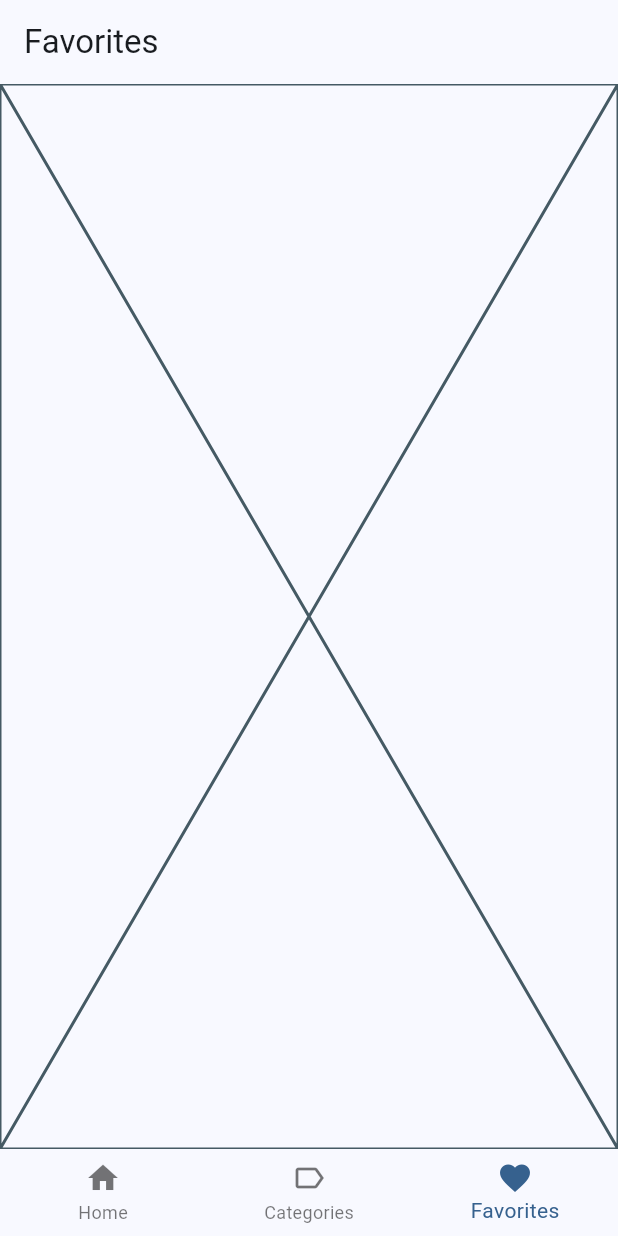
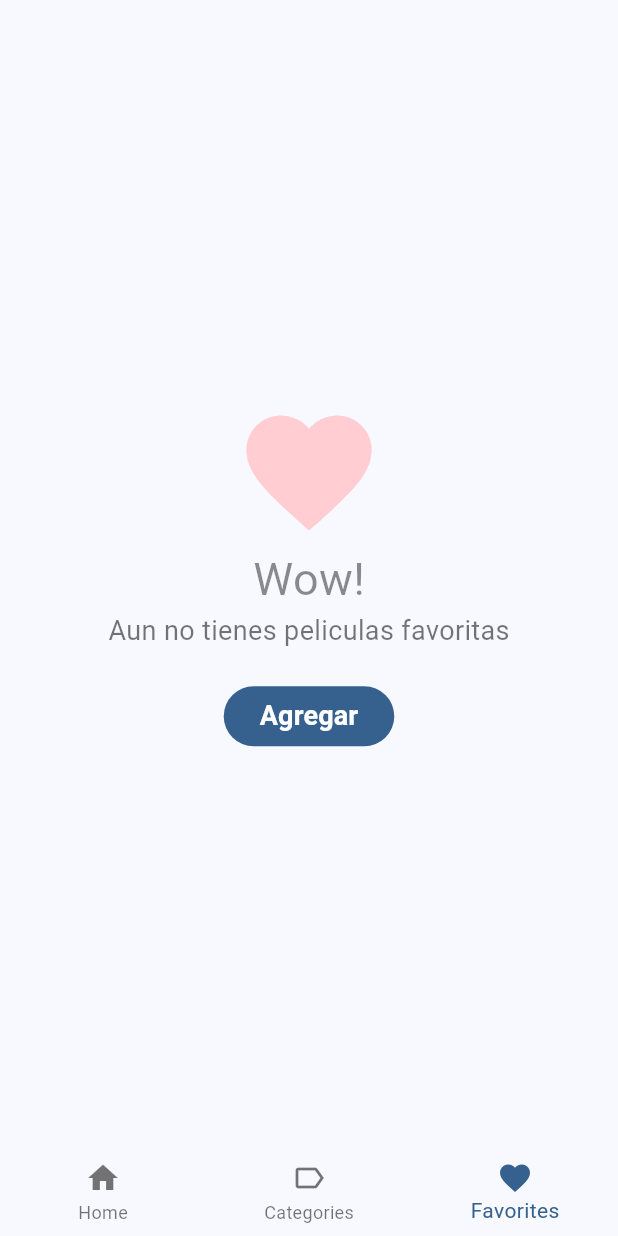
Before and after one commit to manuelsalinas-mx/Flutter-Projects, a Flutter app: the screen it shows after launch, item 3 of the bottom bar chosen, on a phone screen of 412 x 824 dp. Run offline on Flutter 3.47's test engine with Material 3 defaults, Android fonts, the phone set to English and light mode, and no system bars; our stand-ins replace animate_do, card_swiper, dio, flutter_dotenv, flutter_riverpod, go_router and 2 more; accounts and stored records are empty; generated files the repository leaves out were written again; network calls fail.

Commit message:
Favorites View: - Masonry - Poster link - favorite movies provider - Add / Remove favorite and updated state

```diff
--- a/cinemapedia/lib/presentation/providers/providers.dart
+++ b/cinemapedia/lib/presentation/providers/providers.dart
@@ -7,3 +7,5 @@ export 'movies/movie_info_provider.dart';
 export 'actors/actors_by_movie_provider.dart';
 export 'actors/actors_repository_provider.dart';
 export 'search/search_movies_provider.dart';
+export 'storage/local_storage_repository_provider.dart';
+export 'storage/favorite_movies_provider.dart';
--- /dev/null
+++ b/cinemapedia/lib/presentation/providers/storage/local_storage_repository_provider.dart
@@ -0,0 +1,6 @@
+import 'package:cinemapedia/infrastructure/datasources/isar_datasource.dart';
+import 'package:cinemapedia/infrastructure/repositories/local_storage_repository_impl.dart';
+import 'package:flutter_riverpod/flutter_riverpod.dart';
+
+final localStorageRepositoryProvider =
+    Provider((ref) => LocalStorageRepositoryImpl(IsarDatasource()));
--- a/cinemapedia/lib/presentation/views/movies/favorites_view.dart
+++ b/cinemapedia/lib/presentation/views/movies/favorites_view.dart
@@ -1,15 +1,78 @@
+import 'package:cinemapedia/presentation/providers/providers.dart';
+import 'package:cinemapedia/presentation/widgets/widgets.dart';
 import 'package:flutter/material.dart';
+import 'package:flutter_riverpod/flutter_riverpod.dart';
+import 'package:go_router/go_router.dart';
 
-class FavoriteView extends StatelessWidget {
+class FavoriteView extends ConsumerStatefulWidget {
   const FavoriteView({super.key});
 
   @override
+  FavoriteViewState createState() => FavoriteViewState();
+}
+
+class FavoriteViewState extends ConsumerState<FavoriteView> {
+  bool isLastPage = false;
+  bool isLoading = false;
+
+  void loadNextPage() async {
+    if (isLoading || isLastPage) return;
+
+    isLoading = true;
+
+    final movies =
+        await ref.read(favoriteMoviesProvider.notifier).loadNextPage();
+    isLoading = false;
+
+    if (movies.isEmpty) {
+      isLastPage = true;
+    }
+  }
+
+  @override
+  void initState() {
+    super.initState();
+    loadNextPage();
+  }
+
+  @override
   Widget build(BuildContext context) {
+    final favoritesMovies = ref.watch(favoriteMoviesProvider).values.toList();
+
+    if (favoritesMovies.isEmpty) {
+      return const _FavoritesEmptyState();
+    }
+
     return Scaffold(
-      appBar: AppBar(
-        title: const Text('Favorites'),
+      body: MovieMasonry(
+        movies: favoritesMovies,
+        loadNextPage: loadNextPage,
       ),
-      body: const Placeholder(),
     );
   }
 }
+
+class _FavoritesEmptyState extends StatelessWidget {
+  const _FavoritesEmptyState();
+
+  @override
+  Widget build(BuildContext context) {
+    return Center(
+      child: Column(
+        mainAxisAlignment: MainAxisAlignment.center,
+        crossAxisAlignment: CrossAxisAlignment.center,
+        children: [
+          Icon(Icons.favorite_sharp, size: 100, color: Colors.red.shade100),
+          const Text('Wow!', style: TextStyle(fontSize: 30, color: Colors.black45)),
+          const Text('Aun no tienes peliculas favoritas', style: TextStyle(fontSize: 18, color: Colors.black54)),
+          const SizedBox(height: 20),
+          FilledButton(
+            onPressed: () => context.push('/home/0'),
+            child: const Text(
+              'Agregar',
+              style: TextStyle(fontSize: 18, fontWeight: FontWeight.bold))),
+        ],
+      ),
+    );
+  }
+}
--- a/cinemapedia/lib/presentation/widgets/shared/custom_app_bar.dart
+++ b/cinemapedia/lib/presentation/widgets/shared/custom_app_bar.dart
@@ -41,7 +41,7 @@ class CustomAppBar extends ConsumerWidget {
                           return ref.read(searchedMoviesProvider.notifier).searchMoviesByQuery(query);
                         })).then((selectedMovie) {
                       if (selectedMovie == null) return;
-                      context.push('/movie/${selectedMovie.id}');
+                      context.push('/home/0/movie/${selectedMovie.id}');
                     });
                   }),
             ]),
--- a/cinemapedia/lib/presentation/widgets/widgets.dart
+++ b/cinemapedia/lib/presentation/widgets/widgets.dart
@@ -4,3 +4,5 @@ export 'shared/custom_app_bar.dart';
 export 'shared/fullscreen_loader.dart';
 export 'movies/movies_slideshow.dart';
 export 'movies/movies_horizontal_listview.dart';
+export 'movies/movie_masonry.dart';
+export 'movies/movie_poster_link.dart';
--- a/cinemapedia/pubspec.yaml
+++ b/cinemapedia/pubspec.yaml
@@ -36,6 +36,7 @@ dependencies:
     sdk: flutter
   flutter_dotenv: ^5.1.0
   flutter_riverpod: ^2.4.9
+  flutter_staggered_grid_view: ^0.7.0
   go_router: ^12.1.3
   intl: ^0.19.0
   isar: ^3.1.0+1
```
Also changed, not shown: cinemapedia/lib/presentation/providers/storage/favorite_movies_provider.dart (added, +54 -0 lines), cinemapedia/lib/presentation/screens/movies/movie_screen.dart (+23 -9 lines), cinemapedia/lib/presentation/widgets/movies/movie_masonry.dart (added, +62 -0 lines), cinemapedia/lib/presentation/widgets/movies/movie_poster_link.dart (added, +35 -0 lines), cinemapedia/pubspec.lock, 3 other files.
